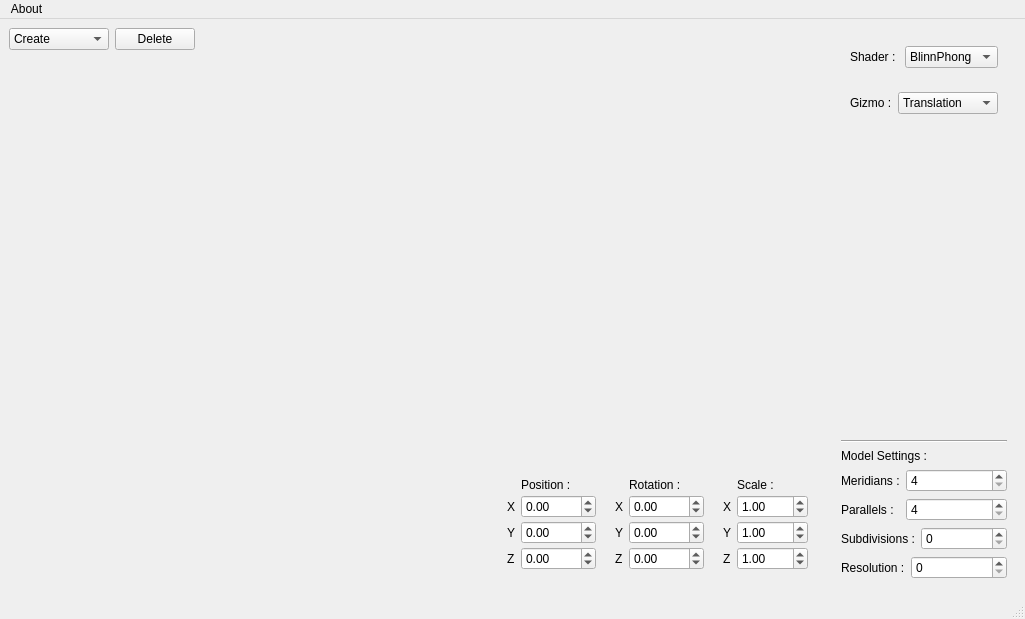
Above: src/Application/mainwindow.ui from DaftMat/Draft-Engine before the change. Below: the same form after it.
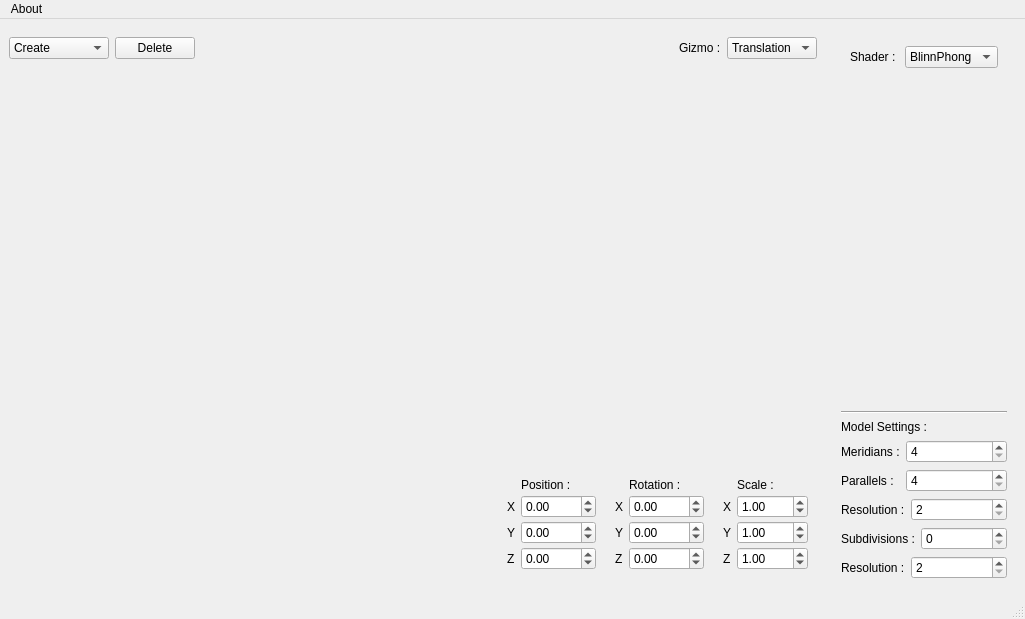
That is the form after the change. Custom widgets are drawn as their Qt base class.

The edit to the form file:
```diff
--- a/src/Application/mainwindow.ui
+++ b/src/Application/mainwindow.ui
@@ -89,39 +89,6 @@
          </layout>
         </widget>
        </item>
-       <item>
-        <widget class="QWidget" name="widget_4" native="true">
-         <layout class="QHBoxLayout" name="horizontalLayout_4">
-          <item>
-           <widget class="QLabel" name="label_14">
-            <property name="sizePolicy">
-             <sizepolicy hsizetype="Fixed" vsizetype="Preferred">
-              <horstretch>0</horstretch>
-              <verstretch>0</verstretch>
-             </sizepolicy>
-            </property>
-            <property name="text">
-             <string>Gizmo :</string>
-            </property>
-           </widget>
-          </item>
-          <item>
-           <widget class="QComboBox" name="gizmoType">
-            <item>
-             <property name="text">
-              <string>Translation</string>
-             </property>
-            </item>
-            <item>
-             <property name="text">
-              <string>Scale</string>
-             </property>
-            </item>
-           </widget>
-          </item>
-         </layout>
-        </widget>
-       </item>
        <item>
         <spacer name="verticalSpacer">
          <property name="orientation">
@@ -213,6 +180,38 @@
            </item>
           </layout>
          </item>
+         <item>
+          <widget class="QWidget" name="cubec_settings" native="true">
+           <layout class="QFormLayout" name="formLayout_4">
+            <property name="leftMargin">
+             <number>0</number>
+            </property>
+            <property name="topMargin">
+             <number>0</number>
+            </property>
+            <property name="rightMargin">
+             <number>0</number>
+            </property>
+            <property name="bottomMargin">
+             <number>0</number>
+            </property>
+            <item row="0" column="0">
+             <widget class="QLabel" name="cubec_res_label">
+              <property name="text">
+               <string>Resolution :</string>
+              </property>
+             </widget>
+            </item>
+            <item row="0" column="1">
+             <widget class="QSpinBox" name="cubec_res">
+              <property name="minimum">
+               <number>2</number>
+              </property>
+             </widget>
+            </item>
+           </layout>
+          </widget>
+         </item>
          <item>
           <layout class="QFormLayout" name="ico_settings">
            <item row="0" column="0">
@@ -241,7 +240,14 @@
             </widget>
            </item>
            <item row="0" column="1">
-            <widget class="QSpinBox" name="cube_res"/>
+            <widget class="QSpinBox" name="cube_res">
+             <property name="minimum">
+              <number>2</number>
+             </property>
+             <property name="maximum">
+              <number>256</number>
+             </property>
+            </widget>
            </item>
           </layout>
          </item>
@@ -580,6 +586,39 @@
         </property>
        </spacer>
       </item>
+      <item>
+       <widget class="QWidget" name="widget_4" native="true">
+        <layout class="QHBoxLayout" name="horizontalLayout_4">
+         <item>
+          <widget class="QLabel" name="label_14">
+           <property name="sizePolicy">
+            <sizepolicy hsizetype="Fixed" vsizetype="Preferred">
+             <horstretch>0</horstretch>
+             <verstretch>0</verstretch>
+            </sizepolicy>
+           </property>
+           <property name="text">
+            <string>Gizmo :</string>
+           </property>
+          </widget>
+         </item>
+         <item>
+          <widget class="QComboBox" name="gizmoType">
+           <item>
+            <property name="text">
+             <string>Translation</string>
+            </property>
+           </item>
+           <item>
+            <property name="text">
+             <string>Scale</string>
+            </property>
+           </item>
+          </widget>
+         </item>
+        </layout>
+       </widget>
+      </item>
      </layout>
     </item>
    </layout>
```
Left out of the diff: 5 changed lines with no effect on the pictures.
